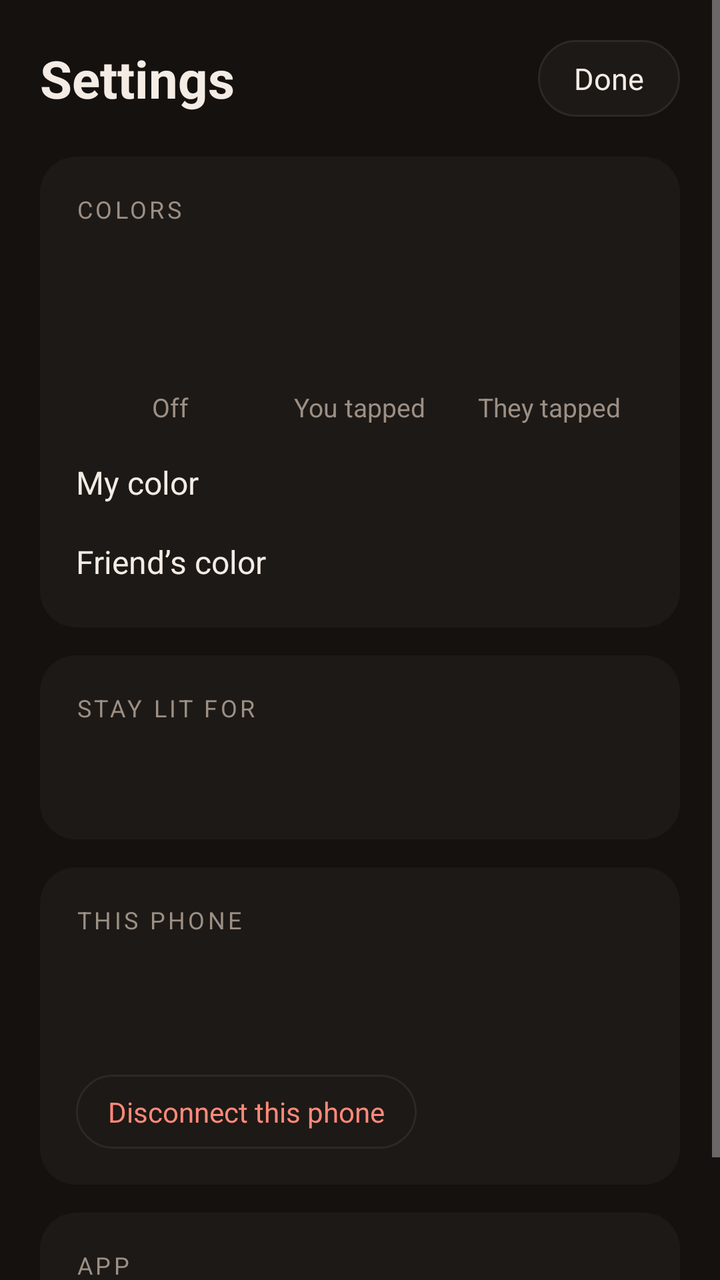
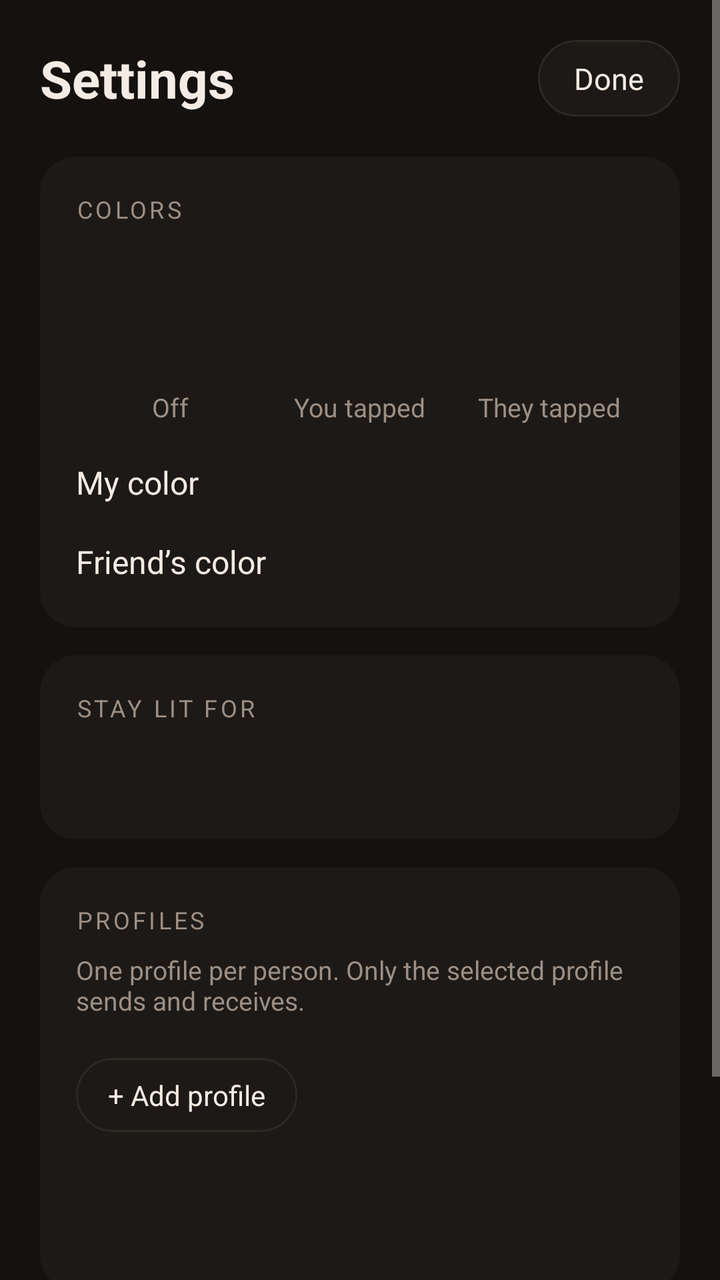

Two renders of the same Android screen: before a commit and after it. Below are the layout's source before the change and the commit's diff.
<!-- AndroidManifest.xml: application theme AppTheme -->
<!-- res/layout/activity_settings.xml -->
<?xml version="1.0" encoding="utf-8"?>
<ScrollView xmlns:android="http://schemas.android.com/apk/res/android"
    android:layout_width="match_parent"
    android:layout_height="match_parent"
    android:fillViewport="true"
    android:fitsSystemWindows="true">

    <LinearLayout
        android:layout_width="match_parent"
        android:layout_height="wrap_content"
        android:orientation="vertical"
        android:padding="20dp">

        <LinearLayout
            android:layout_width="match_parent"
            android:layout_height="wrap_content"
            android:gravity="center_vertical"
            android:orientation="horizontal">

            <TextView
                android:layout_width="0dp"
                android:layout_height="wrap_content"
                android:layout_weight="1"
                android:text="Settings"
                android:textColor="@color/ink"
                android:textSize="26sp"
                android:textStyle="bold" />

            <TextView
                android:id="@+id/done"
                android:layout_width="wrap_content"
                android:layout_height="wrap_content"
                android:background="@drawable/outline"
                android:paddingHorizontal="18dp"
                android:paddingVertical="9dp"
                android:text="Done"
                android:textColor="@color/ink"
                android:textSize="15sp" />
        </LinearLayout>

        
        <LinearLayout
            android:layout_width="match_parent"
            android:layout_height="wrap_content"
            android:layout_marginTop="20dp"
            android:background="@drawable/card"
            android:orientation="vertical"
            android:padding="18dp">

            <TextView
                android:layout_width="wrap_content"
                android:layout_height="wrap_content"
                android:letterSpacing="0.12"
                android:text="COLORS"
                android:textColor="@color/muted"
                android:textSize="12sp" />

            <LinearLayout
                android:layout_width="match_parent"
                android:layout_height="wrap_content"
                android:layout_marginTop="10dp"
                android:baselineAligned="false"
                android:orientation="horizontal">

                <LinearLayout
                    android:layout_width="0dp"
                    android:layout_height="wrap_content"
                    android:layout_weight="1"
                    android:gravity="center_horizontal"
                    android:orientation="vertical">

                    <ImageView
                        android:id="@+id/offPreview"
                        android:layout_width="72dp"
                        android:layout_height="72dp"
                        android:importantForAccessibility="no" />

                    <TextView
                        android:layout_width="wrap_content"
                        android:layout_height="wrap_content"
                        android:text="Off"
                        android:textColor="@color/muted"
                        android:textSize="13sp" />
                </LinearLayout>

                <LinearLayout
                    android:layout_width="0dp"
                    android:layout_height="wrap_content"
                    android:layout_weight="1"
                    android:gravity="center_horizontal"
                    android:orientation="vertical">

                    <ImageView
                        android:id="@+id/myPreview"
                        android:layout_width="72dp"
                        android:layout_height="72dp"
                        android:importantForAccessibility="no" />

                    <TextView
                        android:layout_width="wrap_content"
                        android:layout_height="wrap_content"
                        android:text="You tapped"
                        android:textColor="@color/muted"
                        android:textSize="13sp" />
                </LinearLayout>

                <LinearLayout
                    android:layout_width="0dp"
                    android:layout_height="wrap_content"
                    android:layout_weight="1"
                    android:gravity="center_horizontal"
                    android:orientation="vertical">

                    <ImageView
                        android:id="@+id/friendPreview"
                        android:layout_width="72dp"
                        android:layout_height="72dp"
                        android:importantForAccessibility="no" />

                    <TextView
                        android:layout_width="wrap_content"
                        android:layout_height="wrap_content"
                        android:text="They tapped"
                        android:textColor="@color/muted"
                        android:textSize="13sp" />
                </LinearLayout>
            </LinearLayout>

            <TextView
                android:layout_width="wrap_content"
                android:layout_height="wrap_content"
                android:layout_marginTop="18dp"
                android:text="My color"
                android:textColor="@color/ink"
                android:textSize="16sp" />

            <LinearLayout
                android:id="@+id/myColors"
                android:layout_width="match_parent"
                android:layout_height="wrap_content"
                android:layout_marginTop="4dp"
                android:orientation="horizontal" />

            <TextView
                android:layout_width="wrap_content"
                android:layout_height="wrap_content"
                android:layout_marginTop="14dp"
                android:text="Friend’s color"
                android:textColor="@color/ink"
                android:textSize="16sp" />

            <LinearLayout
                android:id="@+id/friendColors"
                android:layout_width="match_parent"
                android:layout_height="wrap_content"
                android:layout_marginTop="4dp"
                android:orientation="horizontal" />
        </LinearLayout>

        
        <LinearLayout
            android:layout_width="match_parent"
            android:layout_height="wrap_content"
            android:layout_marginTop="14dp"
            android:background="@drawable/card"
            android:orientation="vertical"
            android:padding="18dp">

            <TextView
                android:layout_width="wrap_content"
                android:layout_height="wrap_content"
                android:letterSpacing="0.12"
                android:text="STAY LIT FOR"
                android:textColor="@color/muted"
                android:textSize="12sp" />

            <LinearLayout
                android:id="@+id/durations"
                android:layout_width="match_parent"
                android:layout_height="wrap_content"
                android:layout_marginTop="12dp"
                android:orientation="horizontal" />

            <TextView
                android:id="@+id/durationHint"
                android:layout_width="wrap_content"
                android:layout_height="wrap_content"
                android:layout_marginTop="10dp"
                android:textColor="@color/muted"
                android:textSize="13sp" />
        </LinearLayout>

        
        <LinearLayout
            android:layout_width="match_parent"
            android:layout_height="wrap_content"
            android:layout_marginTop="14dp"
            android:background="@drawable/card"
            android:orientation="vertical"
            android:padding="18dp">

            <TextView
                android:layout_width="wrap_content"
                android:layout_height="wrap_content"
                android:letterSpacing="0.12"
                android:text="THIS PHONE"
                android:textColor="@color/muted"
                android:textSize="12sp" />

            <TextView
                android:id="@+id/who"
                android:layout_width="wrap_content"
                android:layout_height="wrap_content"
                android:layout_marginTop="10dp"
                android:lineSpacingExtra="3dp"
                android:textColor="@color/ink"
                android:textSize="15sp" />

            <TextView
                android:id="@+id/push"
                android:layout_width="wrap_content"
                android:layout_height="wrap_content"
                android:layout_marginTop="6dp"
                android:textColor="@color/muted"
                android:textSize="14sp" />

            <TextView
                android:id="@+id/reset"
                android:layout_width="wrap_content"
                android:layout_height="wrap_content"
                android:layout_marginTop="14dp"
                android:background="@drawable/outline"
                android:paddingHorizontal="16dp"
                android:paddingVertical="9dp"
                android:text="Disconnect this phone"
                android:textColor="@color/error"
                android:textSize="14sp" />
        </LinearLayout>

        
        <LinearLayout
            android:layout_width="match_parent"
            android:layout_height="wrap_content"
            android:layout_marginTop="14dp"
            android:background="@drawable/card"
            android:orientation="vertical"
            android:padding="18dp">

            <TextView
                android:layout_width="wrap_content"
                android:layout_height="wrap_content"
                android:letterSpacing="0.12"
                android:text="APP"
                android:textColor="@color/muted"
                android:textSize="12sp" />

            <TextView
                android:id="@+id/update"
                android:layout_width="match_parent"
                android:layout_height="wrap_content"
                android:layout_marginTop="10dp"
                android:lineSpacingExtra="3dp"
                android:textColor="@color/muted"
                android:textSize="14sp" />
        </LinearLayout>
    </LinearLayout>
</ScrollView>
<!-- resources referenced by this layout -->
<resources>
  <color name="error">#FF8A7A</color>
  <color name="ink">#F4ECE4</color>
  <color name="muted">#9C8F84</color>
  <!-- drawable card (drawable) -->
  <?xml version="1.0" encoding="utf-8"?>
  <shape xmlns:android="http://schemas.android.com/apk/res/android" android:shape="rectangle">
      <solid android:color="@color/field" />
      <corners android:radius="18dp" />
  </shape>
  <!-- drawable outline (drawable) -->
  <?xml version="1.0" encoding="utf-8"?>
  <shape xmlns:android="http://schemas.android.com/apk/res/android" android:shape="rectangle">
      <solid android:color="@color/field" />
      <stroke android:width="1dp" android:color="@color/line" />
      <corners android:radius="22dp" />
  </shape>
  <style name="AppTheme" parent="@android:style/Theme.Material.NoActionBar">
          <item name="android:windowBackground">@color/bg</item>
          <item name="android:statusBarColor">@color/bg</item>
          <item name="android:navigationBarColor">@color/bg</item>
          <item name="android:colorAccent">@color/warm</item>
          <item name="android:textColorPrimary">@color/ink</item>
          <item name="android:textColorHint">@color/muted</item>
      </style>
  <color name="field">#1D1916</color>
  <color name="line">#2E2823</color>
  <color name="bg">#14110F</color>
  <color name="warm">#FFB347</color>
</resources>

<!-- the commit's change to res/layout/activity_settings.xml (unified diff, before → after) -->
@@ -203,37 +203,52 @@
                 android:layout_width="wrap_content"
                 android:layout_height="wrap_content"
                 android:letterSpacing="0.12"
-                android:text="THIS PHONE"
-                android:textColor="@color/muted"
-                android:textSize="12sp" />
-
-            <TextView
-                android:id="@+id/who"
-                android:layout_width="wrap_content"
-                android:layout_height="wrap_content"
-                android:layout_marginTop="10dp"
-                android:lineSpacingExtra="3dp"
-                android:textColor="@color/ink"
-                android:textSize="15sp" />
-
-            <TextView
-                android:id="@+id/push"
-                android:layout_width="wrap_content"
-                android:layout_height="wrap_content"
-                android:layout_marginTop="6dp"
-                android:textColor="@color/muted"
-                android:textSize="14sp" />
-
-            <TextView
-                android:id="@+id/reset"
-                android:layout_width="wrap_content"
-                android:layout_height="wrap_content"
-                android:layout_marginTop="14dp"
+                android:text="PROFILES"
+                android:textColor="@color/muted"
+                android:textSize="12sp" />
+
+            <TextView
+                android:layout_width="wrap_content"
+                android:layout_height="wrap_content"
+                android:layout_marginTop="8dp"
+                android:text="One profile per person. Only the selected profile sends and receives."
+                android:textColor="@color/muted"
+                android:textSize="13sp" />
+
+            <LinearLayout
+                android:id="@+id/profilesList"
+                android:layout_width="match_parent"
+                android:layout_height="wrap_content"
+                android:layout_marginTop="8dp"
+                android:orientation="vertical" />
+
+            <TextView
+                android:id="@+id/addProfile"
+                android:layout_width="wrap_content"
+                android:layout_height="wrap_content"
+                android:layout_marginTop="12dp"
                 android:background="@drawable/outline"
                 android:paddingHorizontal="16dp"
                 android:paddingVertical="9dp"
-                android:text="Disconnect this phone"
-                android:textColor="@color/error"
+                android:text="+ Add profile"
+                android:textColor="@color/ink"
+                android:textSize="14sp" />
+
+            <TextView
+                android:id="@+id/who"
+                android:layout_width="wrap_content"
+                android:layout_height="wrap_content"
+                android:layout_marginTop="16dp"
+                android:lineSpacingExtra="3dp"
+                android:textColor="@color/ink"
+                android:textSize="15sp" />
+
+            <TextView
+                android:id="@+id/push"
+                android:layout_width="wrap_content"
+                android:layout_height="wrap_content"
+                android:layout_marginTop="6dp"
+                android:textColor="@color/muted"
                 android:textSize="14sp" />
         </LinearLayout>
 
<!-- resource entries referenced after the edit -->
@@ -1,6 +1,5 @@
 <!-- resources referenced by this layout -->
 <resources>
-  <color name="error">#FF8A7A</color>
   <color name="ink">#F4ECE4</color>
   <color name="muted">#9C8F84</color>
   <!-- drawable card (drawable) -->
